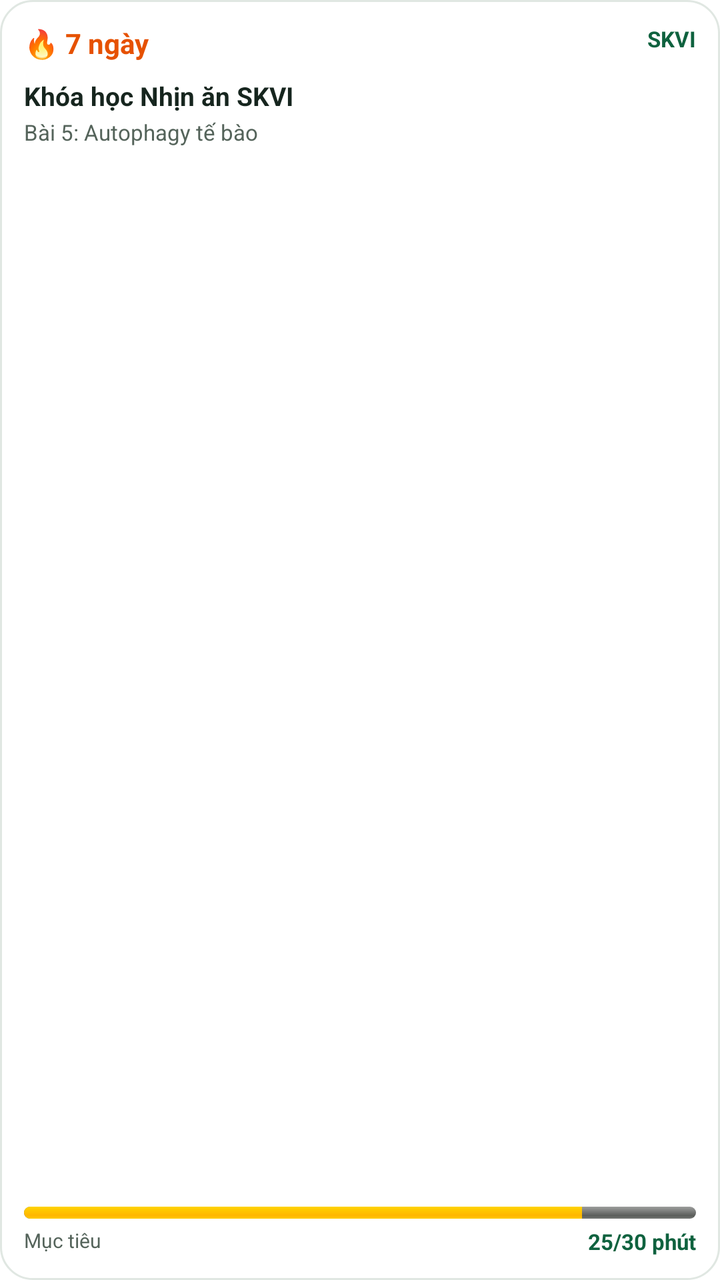
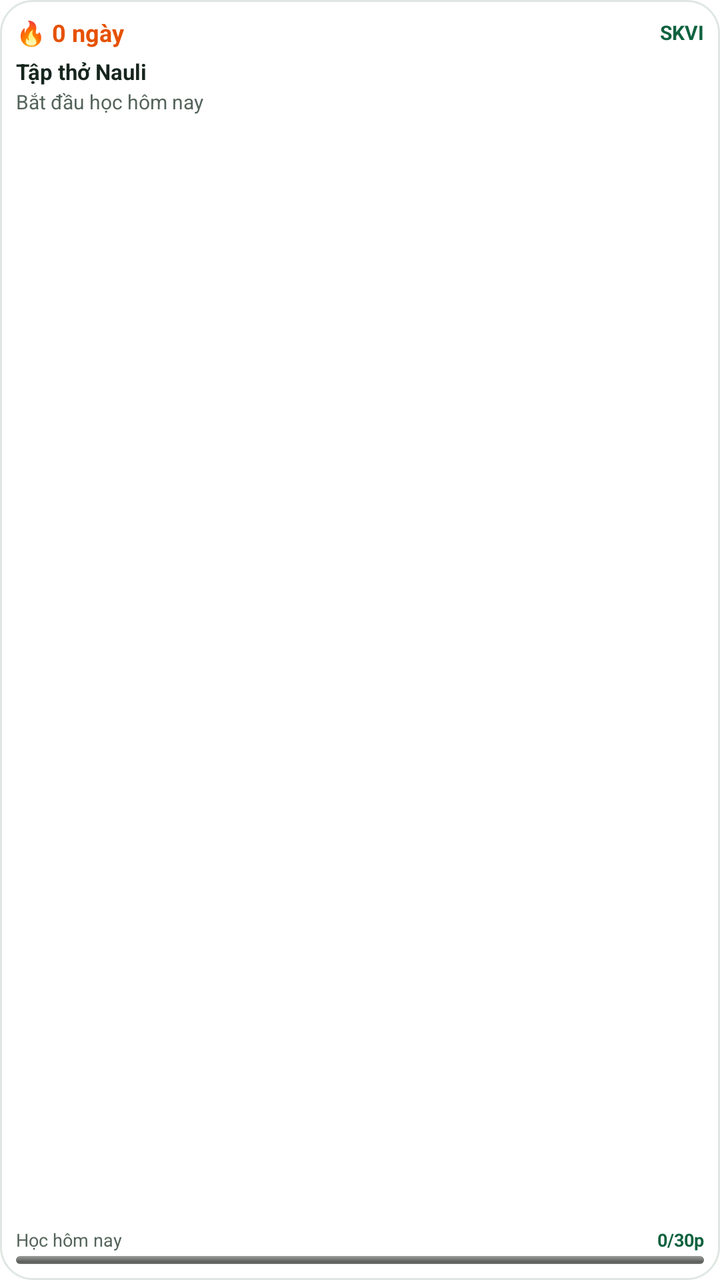

Compare the two renders of this Android layout. The source of the first and the diff that turns it into the second are given below.
<!-- AndroidManifest.xml: fallback theme Theme.MaterialComponents.DayNight.NoActionBar -->
<!-- res/layout/widget_learning_streak.xml -->
<?xml version="1.0" encoding="utf-8"?>
<LinearLayout xmlns:android="http://schemas.android.com/apk/res/android"
    android:id="@+id/widget_root"
    android:layout_width="match_parent"
    android:layout_height="match_parent"
    android:orientation="vertical"
    android:padding="12dp"
    android:background="@drawable/widget_background">

    <RelativeLayout
        android:layout_width="match_parent"
        android:layout_height="wrap_content">

        <TextView
            android:id="@+id/tv_streak"
            android:layout_width="wrap_content"
            android:layout_height="wrap_content"
            android:text="🔥 7 ngày"
            android:textColor="#E65100"
            android:textSize="14sp"
            android:textStyle="bold" />

        <TextView
            android:id="@+id/tv_badge"
            android:layout_width="wrap_content"
            android:layout_height="wrap_content"
            android:layout_alignParentEnd="true"
            android:text="SKVI"
            android:textColor="#0F623F"
            android:textSize="11sp"
            android:textStyle="bold" />
    </RelativeLayout>

    <TextView
        android:id="@+id/tv_course"
        android:layout_width="match_parent"
        android:layout_height="wrap_content"
        android:layout_marginTop="8dp"
        android:text="Khóa học Nhịn ăn SKVI"
        android:textColor="#16251E"
        android:textSize="13sp"
        android:textStyle="bold"
        android:maxLines="1"
        android:ellipsize="end" />

    <TextView
        android:id="@+id/tv_next_lesson"
        android:layout_width="match_parent"
        android:layout_height="wrap_content"
        android:layout_marginTop="2dp"
        android:text="Bài 5: Autophagy tế bào"
        android:textColor="#55645B"
        android:textSize="11sp"
        android:maxLines="1"
        android:ellipsize="end" />

    <FrameLayout
        android:layout_width="match_parent"
        android:layout_height="0dp"
        android:layout_weight="1" />

    <ProgressBar
        android:id="@+id/pb_goal"
        style="@android:style/Widget.ProgressBar.Horizontal"
        android:layout_width="match_parent"
        android:layout_height="6dp"
        android:indeterminate="false"
        android:max="100"
        android:progress="83" />

    <RelativeLayout
        android:layout_width="match_parent"
        android:layout_height="wrap_content"
        android:layout_marginTop="4dp">

        <TextView
            android:layout_width="wrap_content"
            android:layout_height="wrap_content"
            android:text="Mục tiêu"
            android:textColor="#55645B"
            android:textSize="10sp" />

        <TextView
            android:id="@+id/tv_progress"
            android:layout_width="wrap_content"
            android:layout_height="wrap_content"
            android:layout_alignParentEnd="true"
            android:text="25/30 phút"
            android:textColor="#0F623F"
            android:textSize="11sp"
            android:textStyle="bold" />
    </RelativeLayout>
</LinearLayout>
<!-- resources referenced by this layout -->
<resources>
  <!-- drawable widget_background (drawable) -->
  <?xml version="1.0" encoding="utf-8"?>
  <shape xmlns:android="http://schemas.android.com/apk/res/android">
      <solid android:color="#FFFFFF" />
      <corners android:radius="16dp" />
      <stroke
          android:width="1dp"
          android:color="#E0E7E2" />
  </shape>
</resources>

<!-- the commit's change to res/layout/widget_learning_streak.xml (unified diff, before → after) -->
@@ -4,90 +4,103 @@
     android:layout_width="match_parent"
     android:layout_height="match_parent"
     android:orientation="vertical"
-    android:padding="12dp"
+    android:padding="8dp"
     android:background="@drawable/widget_background">
 
-    <RelativeLayout
+    
+    <LinearLayout
         android:layout_width="match_parent"
-        android:layout_height="wrap_content">
+        android:layout_height="wrap_content"
+        android:orientation="horizontal"
+        android:gravity="center_vertical">
 
         <TextView
             android:id="@+id/tv_streak"
-            android:layout_width="wrap_content"
+            android:layout_width="0dp"
             android:layout_height="wrap_content"
-            android:text="🔥 7 ngày"
+            android:layout_weight="1"
+            android:text="🔥 0 ngày"
             android:textColor="#E65100"
-            android:textSize="14sp"
-            android:textStyle="bold" />
+            android:textSize="12sp"
+            android:textStyle="bold"
+            android:singleLine="true"
+            android:ellipsize="end" />
 
         <TextView
             android:id="@+id/tv_badge"
             android:layout_width="wrap_content"
             android:layout_height="wrap_content"
-            android:layout_alignParentEnd="true"
             android:text="SKVI"
             android:textColor="#0F623F"
-            android:textSize="11sp"
+            android:textSize="10sp"
             android:textStyle="bold" />
-    </RelativeLayout>
+    </LinearLayout>
 
+    
     <TextView
         android:id="@+id/tv_course"
         android:layout_width="match_parent"
         android:layout_height="wrap_content"
-        android:layout_marginTop="8dp"
-        android:text="Khóa học Nhịn ăn SKVI"
+        android:layout_marginTop="4dp"
+        android:text="Tập thở Nauli"
         android:textColor="#16251E"
-        android:textSize="13sp"
+        android:textSize="11sp"
         android:textStyle="bold"
-        android:maxLines="1"
+        android:singleLine="true"
         android:ellipsize="end" />
 
+    
     <TextView
         android:id="@+id/tv_next_lesson"
         android:layout_width="match_parent"
         android:layout_height="wrap_content"
-        android:layout_marginTop="2dp"
-        android:text="Bài 5: Autophagy tế bào"
+        android:layout_marginTop="1dp"
+        android:text="Bắt đầu học hôm nay"
         android:textColor="#55645B"
-        android:textSize="11sp"
-        android:maxLines="1"
+        android:textSize="10sp"
+        android:singleLine="true"
         android:ellipsize="end" />
 
+    
     <FrameLayout
         android:layout_width="match_parent"
         android:layout_height="0dp"
         android:layout_weight="1" />
 
-    <ProgressBar
-        android:id="@+id/pb_goal"
-        style="@android:style/Widget.ProgressBar.Horizontal"
-        android:layout_width="match_parent"
-        android:layout_height="6dp"
-        android:indeterminate="false"
-        android:max="100"
-        android:progress="83" />
-
-    <RelativeLayout
+    
+    <LinearLayout
         android:layout_width="match_parent"
         android:layout_height="wrap_content"
-        android:layout_marginTop="4dp">
+        android:orientation="horizontal"
+        android:gravity="center_vertical"
+        android:layout_marginBottom="2dp">
 
         <TextView
-            android:layout_width="wrap_content"
+            android:layout_width="0dp"
             android:layout_height="wrap_content"
-            android:text="Mục tiêu"
+            android:layout_weight="1"
+            android:text="Học hôm nay"
             android:textColor="#55645B"
-            android:textSize="10sp" />
+            android:textSize="9sp"
+            android:singleLine="true" />
 
         <TextView
             android:id="@+id/tv_progress"
             android:layout_width="wrap_content"
             android:layout_height="wrap_content"
-            android:layout_alignParentEnd="true"
-            android:text="25/30 phút"
+            android:text="0/30p"
             android:textColor="#0F623F"
-            android:textSize="11sp"
+            android:textSize="9sp"
             android:textStyle="bold" />
-    </RelativeLayout>
+    </LinearLayout>
+
+    
+    <ProgressBar
+        android:id="@+id/pb_goal"
+        style="@android:style/Widget.ProgressBar.Horizontal"
+        android:layout_width="match_parent"
+        android:layout_height="4dp"
+        android:indeterminate="false"
+        android:max="100"
+        android:progress="0" />
 </LinearLayout>
